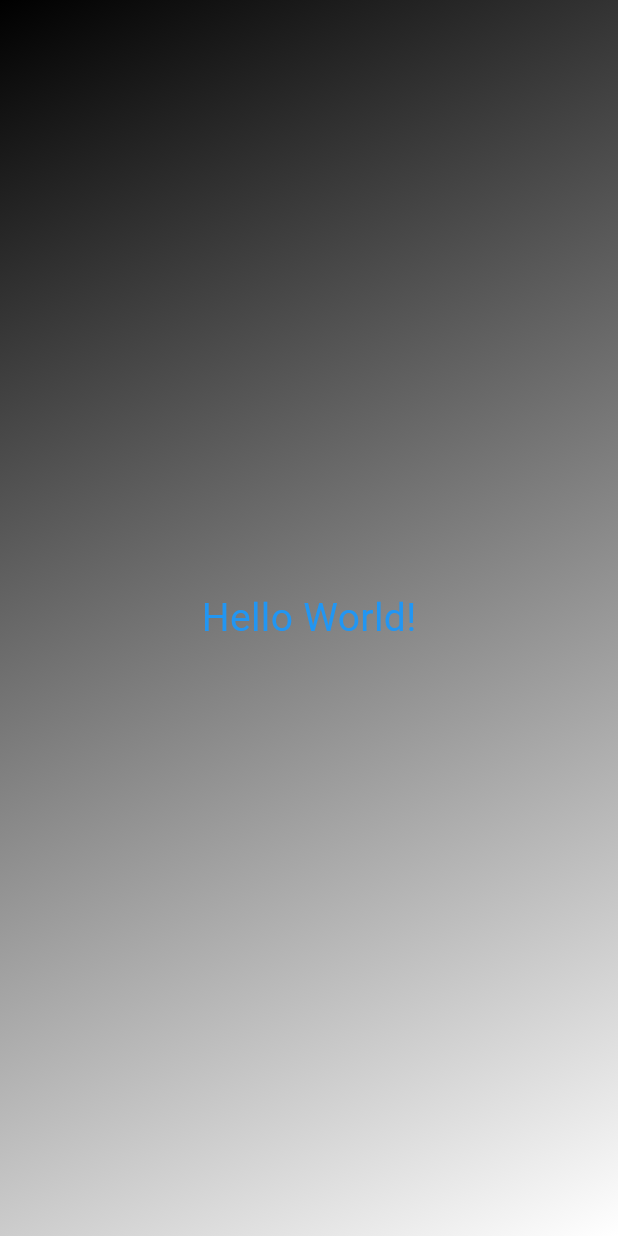
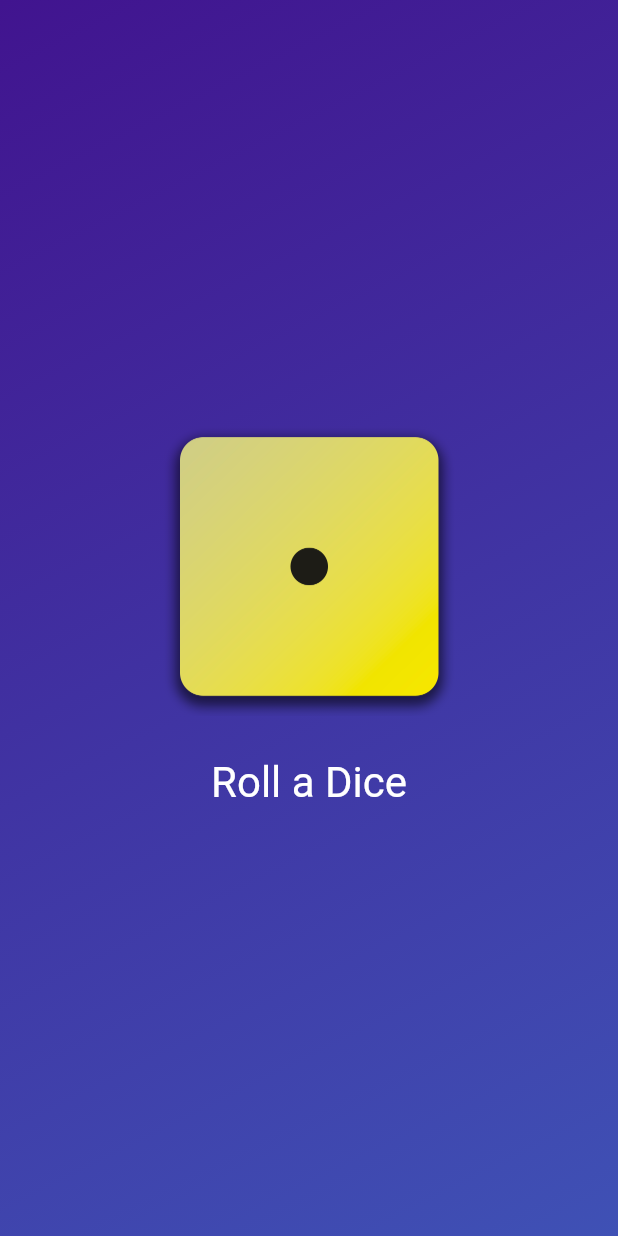
Before and after one commit to itssiddhant/Rolling-Dice_App, a Flutter app: the screen it shows after launch, on a phone screen of 412 x 824 dp. Run offline on Flutter 3.47's test engine with Material 3 defaults, Android fonts, the phone set to English and light mode, and no system bars.

Commit message:
Made Dice App and learned stateless and stateful widgets

```diff
--- /dev/null
+++ b/rolling_dice_app/lib/dice_roller.dart
@@ -0,0 +1,47 @@
+import 'dart:math';
+import 'package:flutter/material.dart';
+
+class DiceRoller extends StatefulWidget {
+  const DiceRoller({super.key});
+  @override
+  State<DiceRoller> createState() {
+    // TODO: implement createState
+    return _DiceRollerState();
+  }
+}
+
+final randomizer = Random();
+
+class _DiceRollerState extends State<DiceRoller> {
+  // var active = 'assets/dice-1.png';
+  var diceRoll = 1;
+
+  void rollDice() {
+    //...
+    setState(() {
+      diceRoll = randomizer.nextInt(6) + 1;
+      // active = 'assets/dice-$diceRoll.png';
+    });
+  }
+
+  @override
+  Widget build(context) {
+    return Column(mainAxisSize: MainAxisSize.min, children: [
+      Image.asset(
+        'assets/dice-$diceRoll.png',
+        width: 200,
+      ),
+      const SizedBox(height: 20),
+      TextButton(
+          // onPressed: () {
+          //   //....
+          // },
+          style: TextButton.styleFrom(
+              foregroundColor: Colors.white,
+              textStyle: TextStyle(fontSize: 28)),
+          // or
+          onPressed: rollDice,
+          child: const Text("Roll a Dice"))
+    ]);
+  }
+}
--- a/rolling_dice_app/lib/gradient_container.dart
+++ b/rolling_dice_app/lib/gradient_container.dart
@@ -1,5 +1,5 @@
 import 'package:flutter/material.dart';
-import 'styled_text.dart';
+import 'package:rolling_dice_app/dice_roller.dart';
 
 const startAlignment = Alignment.topLeft;
 
@@ -11,6 +11,7 @@ class GradientContainer extends StatelessWidget {
   //final Color color2;
   final List<Color> colors;
 
+
   @override
   Widget build(context) {
     return Container(
@@ -19,7 +20,9 @@ class GradientContainer extends StatelessWidget {
               begin: startAlignment, end: Alignment.bottomRight, colors: colors
               // colors: [color1,color2]
               )),
-      child: Center(child: StyledText('Hello World!')),
+      child: const Center(
+        child: DiceRoller()
+      ),
     );
   }
 }
--- a/rolling_dice_app/lib/main.dart
+++ b/rolling_dice_app/lib/main.dart
@@ -2,5 +2,8 @@ import 'package:flutter/material.dart';
 import 'gradient_container.dart';
 
 void main() {
-  runApp(const MaterialApp(home: Scaffold(body: GradientContainer(colors:[Colors.black,Colors.white]))));
+  runApp(const MaterialApp(
+      home: Scaffold(
+          body: GradientContainer(
+              colors: [Color.fromARGB(255, 65, 20, 143), Colors.indigo]))));
 }
--- a/rolling_dice_app/lib/styled_text.dart
+++ b/rolling_dice_app/lib/styled_text.dart
@@ -13,7 +13,7 @@ class StyledText extends StatelessWidget {
     return Text(
       text,
       softWrap: true,
-      style: TextStyle(fontSize: 26, color: Colors.blue),
+      style: const TextStyle(fontSize: 36, color: Colors.black),
     );
   }
 }
--- a/rolling_dice_app/pubspec.yaml
+++ b/rolling_dice_app/pubspec.yaml
@@ -59,9 +59,9 @@ flutter:
   uses-material-design: true
 
   # To add assets to your application, add an assets section, like this:
-  # assets:
-  #   - images/a_dot_burr.jpeg
-  #   - images/a_dot_ham.jpeg
+  assets:
+
+    - assets/
 
   # An image asset can refer to one or more resolution-specific "variants", see
   # https://flutter.dev/assets-and-images/#resolution-aware
```
Also changed, not shown: rolling_dice_app/assets/dice-1.png (added), rolling_dice_app/assets/dice-2.png (added), rolling_dice_app/assets/dice-3.png (added), rolling_dice_app/assets/dice-4.png (added), rolling_dice_app/assets/dice-5.png (added), rolling_dice_app/assets/dice-6.png (added).
